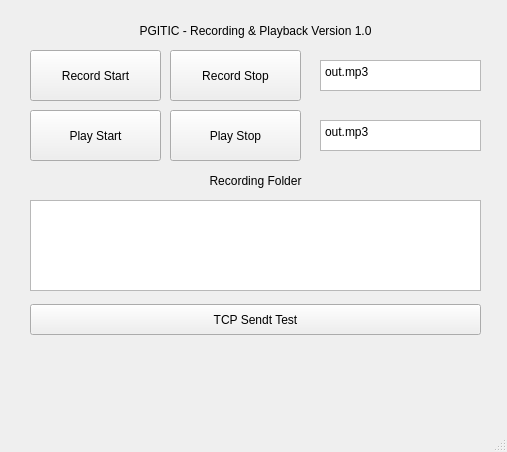
The window that mainwindow.ui (cxdcxd/pgitic_gstramer) describes before a commit, drawn with Qt 5.
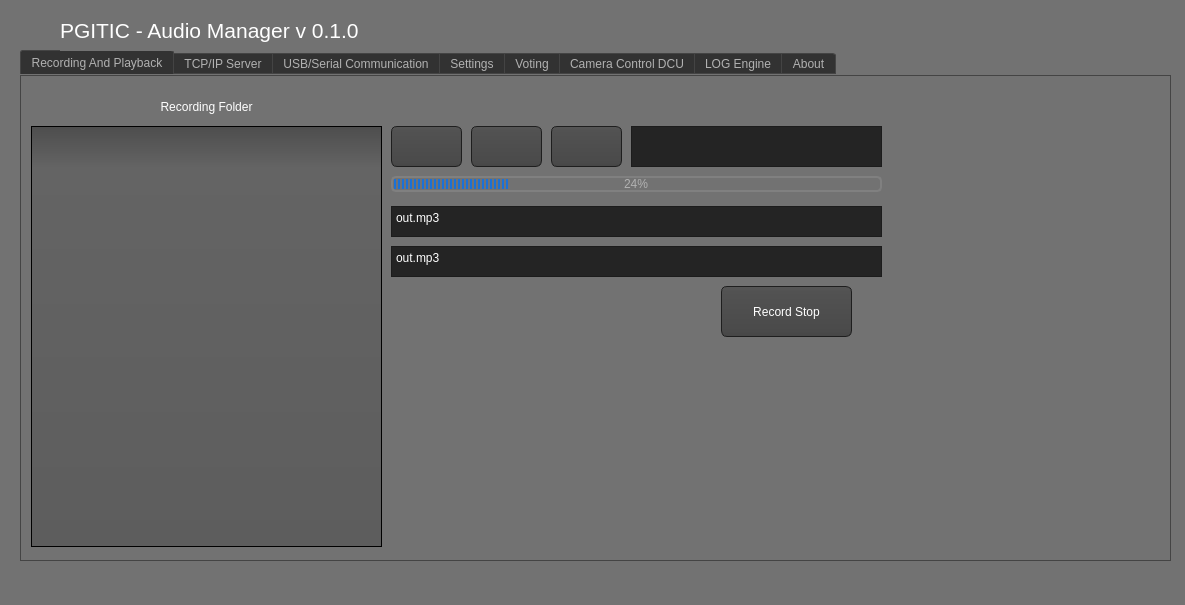
The same window after the commit. The open tabs and pages were chosen to show the change. Icons and pictures are not drawn.

The edit to the form file:
```diff
--- a/mainwindow.ui
+++ b/mainwindow.ui
@@ -6,153 +6,922 @@
    <rect>
     <x>0</x>
     <y>0</y>
-    <width>507</width>
-    <height>452</height>
+    <width>1185</width>
+    <height>605</height>
    </rect>
   </property>
   <property name="windowTitle">
-   <string>MainWindow</string>
+   <string>PGITIC Sound Core</string>
+  </property>
+  <property name="autoFillBackground">
+   <bool>false</bool>
+  </property>
+  <property name="styleSheet">
+   <string notr="true">QToolTip
+{
+     border: 1px solid black;
+     background-color: #2f8eff;
+     padding: 1px;
+     border-radius: 3px;
+     opacity: 100;
+}
+
+QWidget
+{
+    color: #b1b1b1;
+    background-color: #727272;
+}
+
+QWidget:item:hover
+{
+    background-color: QLinearGradient( x1: 0, y1: 0, x2: 0, y2: 1, stop: 0 #2f8eff, stop: 1 #067bca);
+    color: #000000;
+}
+
+QWidget:item:selected
+{
+    background-color: QLinearGradient( x1: 0, y1: 0, x2: 0, y2: 1, stop: 0 #2f8eff, stop: 1 #1a71d7);
+}
+
+QMenuBar::item
+{
+    background: transparent;
+}
+
+QMenuBar::item:selected
+{
+    background: transparent;
+    border: 1px solid #1a71d7;
+}
+
+QMenuBar::item:pressed
+{
+    background: #444;
+    border: 1px solid #000;
+    background-color: QLinearGradient(
+        x1:0, y1:0,
+        x2:0, y2:1,
+        stop:1 #212121,
+        stop:0.4 #343434/*,
+        stop:0.2 #343434,
+        stop:0.1 #1a71d7*/
+    );
+    margin-bottom:-1px;
+    padding-bottom:1px;
+}
+
+QMenu
+{
+    border: 1px solid #000;
+}
+
+QMenu::item
+{
+    padding: 2px 20px 2px 20px;
+}
+
+QMenu::item:selected
+{
+    color: #000000;
+}
+
+QWidget:disabled
+{
+    color: #404040;
+    background-color: #323232;
+}
+
+QAbstractItemView
+{
+    background-color: QLinearGradient( x1: 0, y1: 0, x2: 0, y2: 1, stop: 0 #4d4d4d, stop: 0.1 #646464, stop: 1 #5d5d5d);
+}
+
+QWidget:focus
+{
+    /*border: 2px solid QLinearGradient( x1: 0, y1: 0, x2: 0, y2: 1, stop: 0 #2f8eff, stop: 1 #1a71d7);*/
+}
+
+QLineEdit
+{
+    background-color: QLinearGradient( x1: 0, y1: 0, x2: 0, y2: 1, stop: 0 #4d4d4d, stop: 0 #646464, stop: 1 #5d5d5d);
+    padding: 1px;
+    border-style: solid;
+    border: 1px solid #1e1e1e;
+    border-radius: 5;
+}
+
+QPushButton
+{
+    color: #b1b1b1;
+    background-color: QLinearGradient( x1: 0, y1: 0, x2: 0, y2: 1, stop: 0 #565656, stop: 0.1 #525252, stop: 0.5 #4e4e4e, stop: 0.9 #4a4a4a, stop: 1 #464646);
+    border-width: 1px;
+    border-color: #1e1e1e;
+    border-style: solid;
+    border-radius: 6;
+    padding: 3px;
+    font-size: 12px;
+    padding-left: 5px;
+    padding-right: 5px;
+}
+
+QPushButton:pressed
+{
+    background-color: QLinearGradient( x1: 0, y1: 0, x2: 0, y2: 1, stop: 0 #2d2d2d, stop: 0.1 #2b2b2b, stop: 0.5 #292929, stop: 0.9 #282828, stop: 1 #252525);
+}
+
+QComboBox
+{
+    selection-background-color: #1a71d7;
+    background-color: QLinearGradient( x1: 0, y1: 0, x2: 0, y2: 1, stop: 0 #565656, stop: 0.1 #525252, stop: 0.5 #4e4e4e, stop: 0.9 #4a4a4a, stop: 1 #464646);
+    border-style: solid;
+    border: 1px solid #1e1e1e;
+    border-radius: 5;
+}
+
+QComboBox:hover,QPushButton:hover
+{
+    border: 2px solid QLinearGradient( x1: 0, y1: 0, x2: 0, y2: 1, stop: 0 #2f8eff, stop: 1 #1a71d7);
+}
+
+
+QComboBox:on
+{
+    padding-top: 3px;
+    padding-left: 4px;
+    background-color: QLinearGradient( x1: 0, y1: 0, x2: 0, y2: 1, stop: 0 #2d2d2d, stop: 0.1 #2b2b2b, stop: 0.5 #292929, stop: 0.9 #282828, stop: 1 #252525);
+    selection-background-color: #1a71d7;
+}
+
+QComboBox QAbstractItemView
+{
+    border: 2px solid darkgray;
+    selection-background-color: QLinearGradient( x1: 0, y1: 0, x2: 0, y2: 1, stop: 0 #2f8eff, stop: 1 #1a71d7);
+}
+
+QComboBox::drop-down
+{
+     subcontrol-origin: padding;
+     subcontrol-position: top right;
+     width: 15px;
+
+     border-left-width: 0px;
+     border-left-color: darkgray;
+     border-left-style: solid; /* just a single line */
+     border-top-right-radius: 3px; /* same radius as the QComboBox */
+     border-bottom-right-radius: 3px;
+ }
+
+QComboBox::down-arrow
+{
+     image: url(:/down_arrow.png);
+}
+
+QGroupBox:focus
+{
+border: 2px solid QLinearGradient( x1: 0, y1: 0, x2: 0, y2: 1, stop: 0 #2f8eff, stop: 1 #1a71d7);
+}
+
+QTextEdit:focus
+{
+    border: 2px solid QLinearGradient( x1: 0, y1: 0, x2: 0, y2: 1, stop: 0 #2f8eff, stop: 1 #1a71d7);
+}
+
+QScrollBar:horizontal {
+     border: 1px solid #222222;
+     background: QLinearGradient( x1: 0, y1: 0, x2: 0, y2: 1, stop: 0.0 #121212, stop: 0.2 #282828, stop: 1 #484848);
+     height: 7px;
+     margin: 0px 16px 0 16px;
+}
+
+QScrollBar::handle:horizontal
+{
+      background: QLinearGradient( x1: 0, y1: 0, x2: 1, y2: 0, stop: 0 #2f8eff, stop: 0.5 #1a71d7, stop: 1 #2f8eff);
+      min-height: 20px;
+      border-radius: 2px;
+}
+
+QScrollBar::add-line:horizontal {
+      border: 1px solid #1b1b19;
+      border-radius: 2px;
+      background: QLinearGradient( x1: 0, y1: 0, x2: 1, y2: 0, stop: 0 #2f8eff, stop: 1 #1a71d7);
+      width: 14px;
+      subcontrol-position: right;
+      subcontrol-origin: margin;
+}
+
+QScrollBar::sub-line:horizontal {
+      border: 1px solid #1b1b19;
+      border-radius: 2px;
+      background: QLinearGradient( x1: 0, y1: 0, x2: 1, y2: 0, stop: 0 #2f8eff, stop: 1 #1a71d7);
+      width: 14px;
+     subcontrol-position: left;
+     subcontrol-origin: margin;
+}
+
+QScrollBar::right-arrow:horizontal, QScrollBar::left-arrow:horizontal
+{
+      border: 1px solid black;
+      width: 1px;
+      height: 1px;
+      background: white;
+}
+
+QScrollBar::add-page:horizontal, QScrollBar::sub-page:horizontal
+{
+      background: none;
+}
+
+QScrollBar:vertical
+{
+      background: QLinearGradient( x1: 0, y1: 0, x2: 1, y2: 0, stop: 0.0 #121212, stop: 0.2 #282828, stop: 1 #484848);
+      width: 7px;
+      margin: 16px 0 16px 0;
+      border: 1px solid #222222;
+}
+
+QScrollBar::handle:vertical
+{
+      background: QLinearGradient( x1: 0, y1: 0, x2: 0, y2: 1, stop: 0 #2f8eff, stop: 0.5 #1a71d7, stop: 1 #2f8eff);
+      min-height: 20px;
+      border-radius: 2px;
+}
+
+QScrollBar::add-line:vertical
+{
+      border: 1px solid #1b1b19;
+      border-radius: 2px;
+      background: QLinearGradient( x1: 0, y1: 0, x2: 0, y2: 1, stop: 0 #2f8eff, stop: 1 #1a71d7);
+      height: 14px;
+      subcontrol-position: bottom;
+      subcontrol-origin: margin;
+}
+
+QScrollBar::sub-line:vertical
+{
+      border: 1px solid #1b1b19;
+      border-radius: 2px;
+      background: QLinearGradient( x1: 0, y1: 0, x2: 0, y2: 1, stop: 0 #1a71d7, stop: 1 #2f8eff);
+      height: 14px;
+      subcontrol-position: top;
+      subcontrol-origin: margin;
+}
+
+QScrollBar::up-arrow:vertical, QScrollBar::down-arrow:vertical
+{
+      border: 1px solid black;
+      width: 1px;
+      height: 1px;
+      background: white;
+}
+
+
+QScrollBar::add-page:vertical, QScrollBar::sub-page:vertical
+{
+      background: none;
+}
+
+QTextEdit
+{
+    background-color: #242424;
+}
+
+QPlainTextEdit
+{
+    background-color: #242424;
+}
+
+QHeaderView::section
+{
+    background-color: QLinearGradient(x1:0, y1:0, x2:0, y2:1, stop:0 #616161, stop: 0.5 #505050, stop: 0.6 #434343, stop:1 #656565);
+    color: white;
+    padding-left: 4px;
+    border: 1px solid #6c6c6c;
+}
+
+QCheckBox:disabled
+{
+color: #414141;
+}
+
+QDockWidget::title
+{
+    text-align: center;
+    spacing: 3px; /* spacing between items in the tool bar */
+    background-color: QLinearGradient(x1:0, y1:0, x2:0, y2:1, stop:0 #323232, stop: 0.5 #242424, stop:1 #323232);
+}
+
+QDockWidget::close-button, QDockWidget::float-button
+{
+    text-align: center;
+    spacing: 1px; /* spacing between items in the tool bar */
+    background-color: QLinearGradient(x1:0, y1:0, x2:0, y2:1, stop:0 #323232, stop: 0.5 #242424, stop:1 #323232);
+}
+
+QDockWidget::close-button:hover, QDockWidget::float-button:hover
+{
+    background: #242424;
+}
+
+QDockWidget::close-button:pressed, QDockWidget::float-button:pressed
+{
+    padding: 1px -1px -1px 1px;
+}
+
+QMainWindow::separator
+{
+    background-color: QLinearGradient(x1:0, y1:0, x2:0, y2:1, stop:0 #161616, stop: 0.5 #151515, stop: 0.6 #212121, stop:1 #343434);
+    color: white;
+    padding-left: 4px;
+    border: 1px solid #4c4c4c;
+    spacing: 3px; /* spacing between items in the tool bar */
+}
+
+QMainWindow::separator:hover
+{
+
+    background-color: QLinearGradient(x1:0, y1:0, x2:0, y2:1, stop:0 #1a71d7, stop:0.5 #b56c17 stop:1 #2f8eff);
+    color: white;
+    padding-left: 4px;
+    border: 1px solid #6c6c6c;
+    spacing: 3px; /* spacing between items in the tool bar */
+}
+
+QToolBar::handle
+{
+     spacing: 3px; /* spacing between items in the tool bar */
+     background: url(:/images/handle.png);
+}
+
+QMenu::separator
+{
+    height: 2px;
+    background-color: QLinearGradient(x1:0, y1:0, x2:0, y2:1, stop:0 #161616, stop: 0.5 #151515, stop: 0.6 #212121, stop:1 #343434);
+    color: white;
+    padding-left: 4px;
+    margin-left: 10px;
+    margin-right: 5px;
+}
+
+QProgressBar
+{
+    border: 2px solid grey;
+    border-radius: 5px;
+    text-align: center;
+}
+
+QProgressBar::chunk
+{
+    background-color: #1a71d7;
+    width: 2.15px;
+    margin: 0.5px;
+}
+
+QTabBar::tab {
+    color: #b1b1b1;
+    border: 1px solid #444;
+    border-bottom-style: none;
+    background-color: #323232;
+    padding-left: 10px;
+    padding-right: 10px;
+    padding-top: 3px;
+    padding-bottom: 2px;
+    margin-right: -1px;
+}
+
+QTabWidget::pane {
+    border: 1px solid #444;
+    top: 1px;
+}
+
+QTabBar::tab:last
+{
+    margin-right: 0; /* the last selected tab has nothing to overlap with on the right */
+    border-top-right-radius: 3px;
+}
+
+QTabBar::tab:first:!selected
+{
+ margin-left: 0px; /* the last selected tab has nothing to overlap with on the right */
+
+
+    border-top-left-radius: 3px;
+}
+
+QTabBar::tab:!selected
+{
+    color: #b1b1b1;
+    border-bottom-style: solid;
+    margin-top: 3px;
+    background-color: QLinearGradient(x1:0, y1:0, x2:0, y2:1, stop:1 #212121, stop:.4 #343434);
+}
+
+QTabBar::tab:selected
+{
+    border-top-left-radius: 3px;
+    border-top-right-radius: 3px;
+    margin-bottom: 0px;
+}
+
+QTabBar::tab:!selected:hover
+{
+    /*border-top: 2px solid #1a71d7;
+    padding-bottom: 3px;*/
+    border-top-left-radius: 3px;
+    border-top-right-radius: 3px;
+    background-color: QLinearGradient(x1:0, y1:0, x2:0, y2:1, stop:1 #212121, stop:0.4 #343434, stop:0.2 #343434, stop:0.1 #1a71d7);
+}
+
+QRadioButton::indicator:checked, QRadioButton::indicator:unchecked{
+    color: #b1b1b1;
+    background-color: #323232;
+    border: 1px solid #b1b1b1;
+    border-radius: 6px;
+}
+
+QRadioButton::indicator:checked
+{
+    background-color: qradialgradient(
+        cx: 0.5, cy: 0.5,
+        fx: 0.5, fy: 0.5,
+        radius: 1.0,
+        stop: 0.25 #1a71d7,
+        stop: 0.3 #323232
+    );
+}
+
+QCheckBox::indicator{
+    color: #b1b1b1;
+    background-color: #323232;
+    border: 1px solid #b1b1b1;
+    width: 9px;
+    height: 9px;
+}
+
+QRadioButton::indicator
+{
+    border-radius: 6px;
+}
+
+QRadioButton::indicator:hover, QCheckBox::indicator:hover
+{
+    border: 1px solid #1a71d7;
+}
+
+QCheckBox::indicator:checked
+{
+    image:url(:/images/checkbox.png);
+}
+
+QCheckBox::indicator:disabled, QRadioButton::indicator:disabled
+{
+    border: 1px solid #444;
+}</string>
   </property>
   <widget class="QWidget" name="centralwidget">
-   <widget class="QTextEdit" name="txt_playname">
+   <widget class="QTabWidget" name="tabWidget">
     <property name="geometry">
      <rect>
-      <x>320</x>
-      <y>120</y>
-      <width>161</width>
-      <height>31</height>
+      <x>20</x>
+      <y>50</y>
+      <width>1151</width>
+      <height>511</height>
      </rect>
     </property>
-    <property name="html">
-     <string>&lt;!DOCTYPE HTML PUBLIC &quot;-//W3C//DTD HTML 4.0//EN&quot; &quot;http://www.w3.org/TR/REC-html40/strict.dtd&quot;&gt;
+    <property name="styleSheet">
+     <string notr="true"/>
+    </property>
+    <property name="currentIndex">
+     <number>5</number>
+    </property>
+    <widget class="QWidget" name="tab">
+     <attribute name="title">
+      <string>Recording And Playback</string>
+     </attribute>
+     <widget class="QListView" name="lst_folder">
+      <property name="geometry">
+       <rect>
+        <x>10</x>
+        <y>50</y>
+        <width>351</width>
+        <height>421</height>
+       </rect>
+      </property>
+     </widget>
+     <widget class="QLabel" name="label_2">
+      <property name="geometry">
+       <rect>
+        <x>10</x>
+        <y>20</y>
+        <width>351</width>
+        <height>21</height>
+       </rect>
+      </property>
+      <property name="styleSheet">
+       <string notr="true">color: rgb(255, 255, 255);</string>
+      </property>
+      <property name="text">
+       <string>Recording Folder</string>
+      </property>
+      <property name="alignment">
+       <set>Qt::AlignCenter</set>
+      </property>
+     </widget>
+     <widget class="QPushButton" name="btn_playstart">
+      <property name="geometry">
+       <rect>
+        <x>450</x>
+        <y>50</y>
+        <width>71</width>
+        <height>41</height>
+       </rect>
+      </property>
+      <property name="text">
+       <string/>
+      </property>
+      <property name="icon">
+       <iconset resource="assets.qrc">
+        <normaloff>:/new/images/Resource/Play/x1.png</normaloff>:/new/images/Resource/Play/x1.png</iconset>
+      </property>
+      <property name="iconSize">
+       <size>
+        <width>32</width>
+        <height>32</height>
+       </size>
+      </property>
+      <property name="checkable">
+       <bool>false</bool>
+      </property>
+     </widget>
+     <widget class="QPushButton" name="btn_playstop">
+      <property name="geometry">
+       <rect>
+        <x>530</x>
+        <y>50</y>
+        <width>71</width>
+        <height>41</height>
+       </rect>
+      </property>
+      <property name="text">
+       <string/>
+      </property>
+      <property name="icon">
+       <iconset resource="assets.qrc">
+        <normaloff>:/new/images/Resource/Play/x3.png</normaloff>:/new/images/Resource/Play/x3.png</iconset>
+      </property>
+      <property name="iconSize">
+       <size>
+        <width>32</width>
+        <height>32</height>
+       </size>
+      </property>
+     </widget>
+     <widget class="QPushButton" name="btn_recstop">
+      <property name="geometry">
+       <rect>
+        <x>700</x>
+        <y>210</y>
+        <width>131</width>
+        <height>51</height>
+       </rect>
+      </property>
+      <property name="styleSheet">
+       <string notr="true">color: rgb(255, 255, 255);</string>
+      </property>
+      <property name="text">
+       <string>Record Stop</string>
+      </property>
+     </widget>
+     <widget class="QTextEdit" name="txt_playname">
+      <property name="geometry">
+       <rect>
+        <x>370</x>
+        <y>170</y>
+        <width>491</width>
+        <height>31</height>
+       </rect>
+      </property>
+      <property name="styleSheet">
+       <string notr="true">color: rgb(255, 255, 255);</string>
+      </property>
+      <property name="html">
+       <string>&lt;!DOCTYPE HTML PUBLIC &quot;-//W3C//DTD HTML 4.0//EN&quot; &quot;http://www.w3.org/TR/REC-html40/strict.dtd&quot;&gt;
 &lt;html&gt;&lt;head&gt;&lt;meta name=&quot;qrichtext&quot; content=&quot;1&quot; /&gt;&lt;style type=&quot;text/css&quot;&gt;
 p, li { white-space: pre-wrap; }
 &lt;/style&gt;&lt;/head&gt;&lt;body style=&quot; font-family:'Sans Serif'; font-size:9pt; font-weight:400; font-style:normal;&quot;&gt;
 &lt;p style=&quot; margin-top:0px; margin-bottom:0px; margin-left:0px; margin-right:0px; -qt-block-indent:0; text-indent:0px;&quot;&gt;out.mp3&lt;/p&gt;&lt;/body&gt;&lt;/html&gt;</string>
-    </property>
+      </property>
+     </widget>
+     <widget class="QTextEdit" name="txt_recname">
+      <property name="geometry">
+       <rect>
+        <x>370</x>
+        <y>130</y>
+        <width>491</width>
+        <height>31</height>
+       </rect>
+      </property>
+      <property name="styleSheet">
+       <string notr="true">color: rgb(255, 255, 255);</string>
+      </property>
+      <property name="html">
+       <string>&lt;!DOCTYPE HTML PUBLIC &quot;-//W3C//DTD HTML 4.0//EN&quot; &quot;http://www.w3.org/TR/REC-html40/strict.dtd&quot;&gt;
+&lt;html&gt;&lt;head&gt;&lt;meta name=&quot;qrichtext&quot; content=&quot;1&quot; /&gt;&lt;style type=&quot;text/css&quot;&gt;
+p, li { white-space: pre-wrap; }
+&lt;/style&gt;&lt;/head&gt;&lt;body style=&quot; font-family:'Sans Serif'; font-size:9pt; font-weight:400; font-style:normal;&quot;&gt;
+&lt;p style=&quot; margin-top:0px; margin-bottom:0px; margin-left:0px; margin-right:0px; -qt-block-indent:0; text-indent:0px;&quot;&gt;out.mp3&lt;/p&gt;&lt;/body&gt;&lt;/html&gt;</string>
+      </property>
+     </widget>
+     <widget class="QPushButton" name="btn_recstart">
+      <property name="geometry">
+       <rect>
+        <x>370</x>
+        <y>50</y>
+        <width>71</width>
+        <height>41</height>
+       </rect>
+      </property>
+      <property name="text">
+       <string/>
+      </property>
+      <property name="icon">
+       <iconset resource="assets.qrc">
+        <normaloff>:/new/images/Resource/Play/x2.png</normaloff>:/new/images/Resource/Play/x2.png</iconset>
+      </property>
+      <property name="iconSize">
+       <size>
+        <width>32</width>
+        <height>32</height>
+       </size>
+      </property>
+     </widget>
+     <widget class="QTextEdit" name="textEdit">
+      <property name="geometry">
+       <rect>
+        <x>610</x>
+        <y>50</y>
+        <width>251</width>
+        <height>41</height>
+       </rect>
+      </property>
+     </widget>
+     <widget class="QProgressBar" name="progressBar">
+      <property name="geometry">
+       <rect>
+        <x>370</x>
+        <y>100</y>
+        <width>491</width>
+        <height>16</height>
+       </rect>
+      </property>
+      <property name="value">
+       <number>24</number>
+      </property>
+     </widget>
+    </widget>
+    <widget class="QWidget" name="tab_2">
+     <attribute name="title">
+      <string>TCP/IP Server</string>
+     </attribute>
+     <widget class="QPushButton" name="pushButton">
+      <property name="geometry">
+       <rect>
+        <x>440</x>
+        <y>340</y>
+        <width>221</width>
+        <height>31</height>
+       </rect>
+      </property>
+      <property name="text">
+       <string>TCP Sendt Test</string>
+      </property>
+     </widget>
+     <widget class="QLabel" name="label_4">
+      <property name="geometry">
+       <rect>
+        <x>30</x>
+        <y>40</y>
+        <width>351</width>
+        <height>21</height>
+       </rect>
+      </property>
+      <property name="text">
+       <string>Connected Clients</string>
+      </property>
+      <property name="alignment">
+       <set>Qt::AlignCenter</set>
+      </property>
+     </widget>
+     <widget class="QListView" name="lst_folder_2">
+      <property name="geometry">
+       <rect>
+        <x>20</x>
+        <y>70</y>
+        <width>371</width>
+        <height>331</height>
+       </rect>
+      </property>
+     </widget>
+    </widget>
+    <widget class="QWidget" name="tab_3">
+     <attribute name="title">
+      <string>USB/Serial Communication</string>
+     </attribute>
+    </widget>
+    <widget class="QWidget" name="tab_4">
+     <attribute name="title">
+      <string>Settings</string>
+     </attribute>
+    </widget>
+    <widget class="QWidget" name="tab_7">
+     <attribute name="title">
+      <string>Voting</string>
+     </attribute>
+    </widget>
+    <widget class="QWidget" name="tab_8">
+     <attribute name="title">
+      <string>Camera Control DCU</string>
+     </attribute>
+     <widget class="QSlider" name="verticalSlider">
+      <property name="geometry">
+       <rect>
+        <x>50</x>
+        <y>60</y>
+        <width>31</width>
+        <height>271</height>
+       </rect>
+      </property>
+      <property name="orientation">
+       <enum>Qt::Vertical</enum>
+      </property>
+     </widget>
+     <widget class="QSlider" name="verticalSlider_2">
+      <property name="geometry">
+       <rect>
+        <x>130</x>
+        <y>60</y>
+        <width>31</width>
+        <height>271</height>
+       </rect>
+      </property>
+      <property name="orientation">
+       <enum>Qt::Vertical</enum>
+      </property>
+     </widget>
+     <widget class="QSlider" name="verticalSlider_3">
+      <property name="geometry">
+       <rect>
+        <x>210</x>
+        <y>60</y>
+        <width>31</width>
+        <height>271</height>
+       </rect>
+      </property>
+      <property name="orientation">
+       <enum>Qt::Vertical</enum>
+      </property>
+     </widget>
+     <widget class="QSlider" name="verticalSlider_4">
+      <property name="geometry">
+       <rect>
+        <x>290</x>
+        <y>60</y>
+        <width>31</width>
+        <height>271</height>
+       </rect>
+      </property>
+      <property name="orientation">
+       <enum>Qt::Vertical</enum>
+      </property>
+     </widget>
+     <widget class="QGraphicsView" name="graphicsView">
+      <property name="geometry">
+       <rect>
+        <x>390</x>
+        <y>60</y>
+        <width>311</width>
+        <height>271</height>
+       </rect>
+      </property>
+     </widget>
+    </widget>
+    <widget class="QWidget" name="tab_5">
+     <attribute name="title">
+      <string>LOG Engine</string>
+     </attribute>
+    </widget>
+    <widget class="QWidget" name="tab_6">
+     <attribute name="title">
+      <string>About</string>
+     </attribute>
+     <widget class="QFrame" name="frame">
+      <property name="geometry">
+       <rect>
+        <x>20</x>
+        <y>20</y>
+        <width>100</width>
+        <height>100</height>
+       </rect>
+      </property>
+      <property name="autoFillBackground">
+       <bool>false</bool>
+      </property>
+      <property name="styleSheet">
+       <string notr="true">background-image: url(:/new/images/Resource/Logo/core_logocore_main.png);</string>
+      </property>
+      <property name="frameShape">
+       <enum>QFrame::NoFrame</enum>
+      </property>
+      <property name="frameShadow">
+       <enum>QFrame::Plain</enum>
+      </property>
+     </widget>
+     <widget class="QLabel" name="label_6">
+      <property name="geometry">
+       <rect>
+        <x>140</x>
+        <y>30</y>
+        <width>351</width>
+        <height>41</height>
+       </rect>
+      </property>
+      <property name="styleSheet">
+       <string notr="true">color: rgb(255, 255, 255);</string>
+      </property>
+      <property name="frameShadow">
+       <enum>QFrame::Plain</enum>
+      </property>
+      <property name="text">
+       <string>www.pgitic.com</string>
+      </property>
+      <property name="alignment">
+       <set>Qt::AlignCenter</set>
+      </property>
+     </widget>
+     <widget class="QLabel" name="label_7">
+      <property name="geometry">
+       <rect>
+        <x>140</x>
+        <y>80</y>
+        <width>351</width>
+        <height>41</height>
+       </rect>
+      </property>
+      <property name="styleSheet">
+       <string notr="true">color: rgb(255, 255, 255);</string>
+      </property>
+      <property name="frameShadow">
+       <enum>QFrame::Plain</enum>
+      </property>
+      <property name="text">
+       <string>PGITIC Co. 2005-2016 All Rights Reserved</string>
+      </property>
+      <property name="alignment">
+       <set>Qt::AlignCenter</set>
+      </property>
+     </widget>
+    </widget>
    </widget>
-   <widget class="QPushButton" name="btn_playstop">
+   <widget class="QFrame" name="frame_2">
     <property name="geometry">
      <rect>
-      <x>170</x>
-      <y>110</y>
-      <width>131</width>
-      <height>51</height>
+      <x>20</x>
+      <y>10</y>
+      <width>32</width>
+      <height>32</height>
      </rect>
     </property>
-    <property name="text">
-     <string>Play Stop</string>
+    <property name="autoFillBackground">
+     <bool>false</bool>
     </property>
-   </widget>
-   <widget class="QLabel" name="label">
-    <property name="geometry">
-     <rect>
-      <x>30</x>
-      <y>20</y>
-      <width>451</width>
-      <height>21</height>
-     </rect>
+    <property name="styleSheet">
+     <string notr="true">background-image: url(:/new/images/Resource/Logo/favicon.ico);</string>
     </property>
-    <property name="text">
-     <string>PGITIC - Recording &amp; Playback Version 1.0</string>
+    <property name="frameShape">
+     <enum>QFrame::NoFrame</enum>
     </property>
-    <property name="alignment">
-     <set>Qt::AlignCenter</set>
+    <property name="frameShadow">
+     <enum>QFrame::Plain</enum>
     </property>
    </widget>
-   <widget class="QPushButton" name="btn_playstart">
+   <widget class="QLabel" name="label_5">
     <property name="geometry">
      <rect>
-      <x>30</x>
-      <y>110</y>
-      <width>131</width>
-      <height>51</height>
+      <x>60</x>
+      <y>10</y>
+      <width>481</width>
+      <height>41</height>
      </rect>
     </property>
-    <property name="text">
-     <string>Play Start</string>
+    <property name="font">
+     <font>
+      <pointsize>16</pointsize>
+     </font>
     </property>
-   </widget>
-   <widget class="QLabel" name="label_2">
-    <property name="geometry">
-     <rect>
-      <x>30</x>
-      <y>170</y>
-      <width>451</width>
-      <height>21</height>
-     </rect>
+    <property name="styleSheet">
+     <string notr="true">color: rgb(255, 255, 255);</string>
     </property>
     <property name="text">
-     <string>Recording Folder</string>
-    </property>
-    <property name="alignment">
-     <set>Qt::AlignCenter</set>
-    </property>
-   </widget>
-   <widget class="QListView" name="lst_folder">
-    <property name="geometry">
-     <rect>
-      <x>30</x>
-      <y>200</y>
-      <width>451</width>
-      <height>91</height>
-     </rect>
-    </property>
-   </widget>
-   <widget class="QPushButton" name="btn_recstop">
-    <property name="geometry">
-     <rect>
-      <x>170</x>
-      <y>50</y>
-      <width>131</width>
-      <height>51</height>
-     </rect>
-    </property>
-    <property name="text">
-     <string>Record Stop</string>
-    </property>
-   </widget>
-   <widget class="QTextEdit" name="txt_recname">
-    <property name="geometry">
-     <rect>
-      <x>320</x>
-      <y>60</y>
-      <width>161</width>
-      <height>31</height>
-     </rect>
-    </property>
-    <property name="html">
-     <string>&lt;!DOCTYPE HTML PUBLIC &quot;-//W3C//DTD HTML 4.0//EN&quot; &quot;http://www.w3.org/TR/REC-html40/strict.dtd&quot;&gt;
-&lt;html&gt;&lt;head&gt;&lt;meta name=&quot;qrichtext&quot; content=&quot;1&quot; /&gt;&lt;style type=&quot;text/css&quot;&gt;
-p, li { white-space: pre-wrap; }
-&lt;/style&gt;&lt;/head&gt;&lt;body style=&quot; font-family:'Sans Serif'; font-size:9pt; font-weight:400; font-style:normal;&quot;&gt;
-&lt;p style=&quot; margin-top:0px; margin-bottom:0px; margin-left:0px; margin-right:0px; -qt-block-indent:0; text-indent:0px;&quot;&gt;out.mp3&lt;/p&gt;&lt;/body&gt;&lt;/html&gt;</string>
-    </property>
-   </widget>
-   <widget class="QPushButton" name="btn_recstart">
-    <property name="geometry">
-     <rect>
-      <x>30</x>
-      <y>50</y>
-      <width>131</width>
-      <height>51</height>
-     </rect>
-    </property>
-    <property name="text">
-     <string>Record Start</string>
-    </property>
-   </widget>
-   <widget class="QPushButton" name="pushButton">
-    <property name="geometry">
-     <rect>
-      <x>30</x>
-      <y>304</y>
-      <width>451</width>
-      <height>31</height>
-     </rect>
-    </property>
-    <property name="text">
-     <string>TCP Sendt Test</string>
+     <string>PGITIC - Audio Manager v 0.1.0</string>
     </property>
    </widget>
   </widget>
```
Left out of the diff: 16 changed lines with no effect on the pictures.
